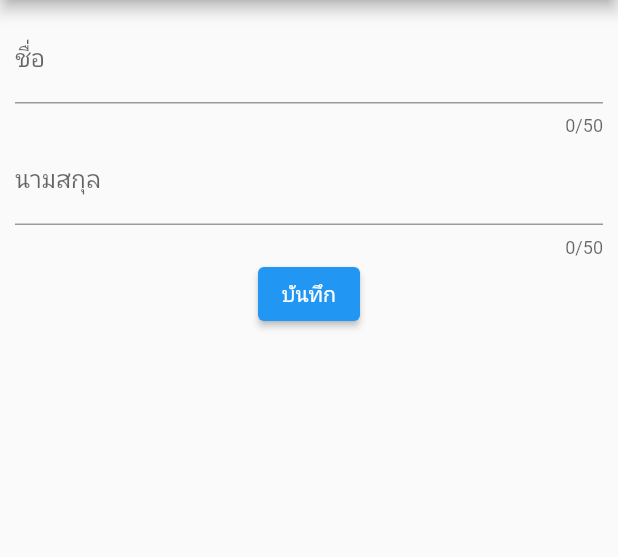
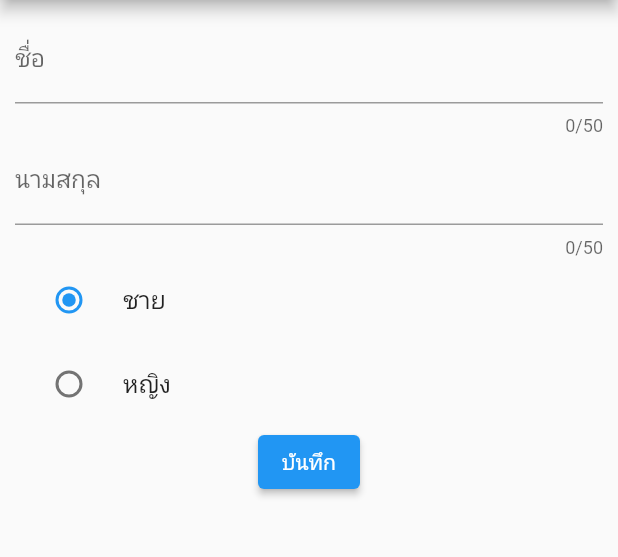
Before and after one commit to PornthaweeWork/flutter_form, a Flutter app: the screen it shows after launch, after a tap on "บันทึก", on a phone screen of 412 x 824 dp, the part 84-641 px from its top. Run offline on Flutter 3.47's test engine with Material 2 defaults, Android fonts, the phone set to English and light mode, and no system bars.

Commit message:
Create Widget Radio button

```diff
--- a/lib/screens/home_screen.dart
+++ b/lib/screens/home_screen.dart
@@ -1,8 +1,14 @@
 import 'package:flutter/material.dart';
 
-class HomeScreen extends StatelessWidget {
+class HomeScreen extends StatefulWidget {
+  @override
+  State<HomeScreen> createState() => _HomeScreenState();
+}
+
+class _HomeScreenState extends State<HomeScreen> {
   final nameController = TextEditingController();
   final surnameController = TextEditingController();
+  var gender = 'male';
 
   @override
   Widget build(BuildContext context) {
@@ -14,9 +20,11 @@ class HomeScreen extends StatelessWidget {
           child: Column(
             children: [
               buildTextField(),
+              buildRadio(),
               ElevatedButton(
                 onPressed: () {
                   print('Name: ${nameController.text} ${surnameController.text}');
+                   print('Gender: ${gender}');
                 },
                 child: Text('บันทึก'),
               ),
@@ -26,6 +34,23 @@ class HomeScreen extends StatelessWidget {
       ),
     );
   }
+
+  Widget buildRadio() => Column(
+    children: [
+      RadioListTile(
+        title: Text('ชาย'),
+        value: 'male',
+        groupValue: gender,
+        onChanged: (value) => setState(() => gender = value.toString()),
+        ),
+        RadioListTile(
+        title: Text('หญิง'),
+        value: 'female',
+        groupValue: gender,
+        onChanged: (value) => setState(() => gender = value.toString()),
+        ),
+    ],
+  );
 
   Widget buildTextField() => Column(
     children: [
```
